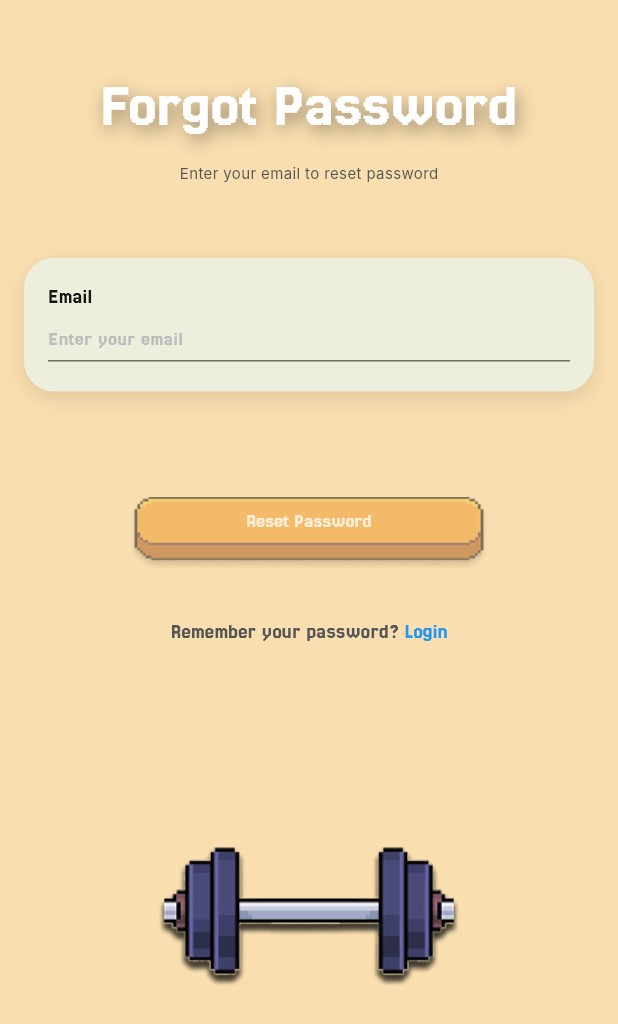
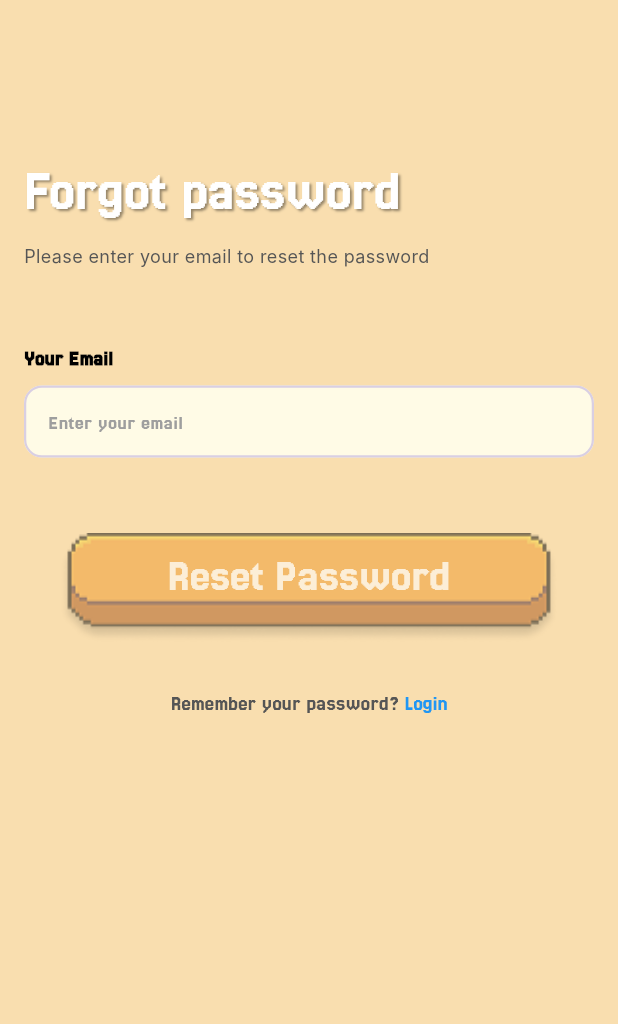
Before and after one commit to EdbertEL/MobileApp_GymSaga, a Flutter app: the ForgotPasswordPage screen opened directly, on a phone screen of 412 x 824 dp. Shown: the top 1024 px of the screen. Run offline on Flutter 3.47's test engine with Material 3 defaults, Android fonts, the phone set to English and light mode, and no system bars; our stand-ins replace loading_indicator; Roboto replaces fonts that are missing (Inter).

Commit message:
Update forgot password UI, add checkemailforcode page

```diff
--- a/gymsaga/lib/forgotpassword.dart
+++ b/gymsaga/lib/forgotpassword.dart
@@ -1,4 +1,5 @@
 import 'package:flutter/material.dart';
+import 'checkemailforcode.dart'; // Import the CheckEmailForCodePage
 
 class ForgotPasswordPage extends StatefulWidget {
   const ForgotPasswordPage({super.key});
@@ -35,93 +36,93 @@ class _ForgotPasswordPageState extends State<ForgotPasswordPage> {
       backgroundColor: const Color(0xFFF9DEAF),
       body: SafeArea(
         child: SingleChildScrollView(
-          child: Padding(
-            padding: const EdgeInsets.symmetric(horizontal: 16.0),
+          child: Container(
+            padding: const EdgeInsets.fromLTRB(16, 100, 16, 24),
+            width: double.infinity,
             child: Column(
-              mainAxisAlignment: MainAxisAlignment.center,
               crossAxisAlignment: CrossAxisAlignment.center,
               children: [
-                const SizedBox(height: 40),
-                // Forgot Password Text with styling matching Register page
-                const Text(
-                  'Forgot Password',
+                // Title and subtitle aligned to the left
+                Align(
+                  alignment: Alignment.centerLeft,
+                  child: Text(
+                    'Forgot password',
                     style: TextStyle(
                       fontFamily: 'Jersey25',
-                    fontSize: 42,
+                      fontSize: 38,
                       color: Colors.white,
                       shadows: [
                         Shadow(
-                        offset: Offset(2, 4),
-                        blurRadius: 15.0,
-                        color: Color.fromARGB(100, 0, 0, 0),
+                          offset:
+                              Offset(1.5, 1.5), // lebih kecil dari sebelumnya
+                          blurRadius: 1.5, // tambahin blur dikit
+                          color:
+                              Colors.black.withOpacity(0.4), // transparan dikit
                         ),
                       ],
                     ),
                   ),
+                ),
                 const SizedBox(height: 8),
-                // Subtitle with Inter font
-                const Text(
-                  'Enter your email to reset password',
+                Align(
+                  alignment: Alignment.centerLeft,
+                  child: Text(
+                    'Please enter your email to reset the password',
                     style: TextStyle(
                       fontFamily: 'Inter',
-                    fontSize: 10,
+                      fontSize: 12,
                       color: Color(0xFF555555),
                     ),
                   ),
+                ),
                 const SizedBox(height: 50),
-                // White Form Container
+
+                // Form container
                 Container(
                   width: 400,
-                  decoration: BoxDecoration(
-                    color: const Color.fromARGB(255, 237, 239, 220),
-                    borderRadius: BorderRadius.circular(20),
-                    boxShadow: [
-                      BoxShadow(
-                        color: Colors.black.withAlpha(25),
-                        blurRadius: 10,
-                        offset: const Offset(0, 5),
-                      ),
-                    ],
-                  ),
-                  padding: const EdgeInsets.all(16),
+                  // HAPUS background putih & boxShadow
+                  padding:
+                      const EdgeInsets.symmetric(horizontal: 0, vertical: 0),
                   child: Column(
                     crossAxisAlignment: CrossAxisAlignment.start,
                     children: [
-                      // Email Label
                       const Text(
-                        'Email',
+                        'Your Email',
                         style: TextStyle(
                           fontSize: 14,
-                          color: Color.fromRGBO(26, 21, 21, 1),
+                          fontWeight: FontWeight.bold,
+                          color: Colors.black,
                         ),
                       ),
-                      const SizedBox(height: 2),
-                      // Email TextField
-                      SizedBox(
-                        height: 35,
-                        child: TextField(
+                      const SizedBox(height: 8),
+                      TextField(
                         controller: _emailController,
-                          style: const TextStyle(fontSize: 13),
                         decoration: InputDecoration(
                           isDense: true,
-                            border: OutlineInputBorder(
-                              borderRadius: BorderRadius.circular(6),
-                              borderSide: BorderSide.none,
+                          filled: true,
+                          fillColor:
+                              const Color(0xFFFFFBE6), // warna dalam input
+                          hintText: 'Enter your email',
+                          hintStyle: TextStyle(
+                            color: Colors.grey.shade500,
+                            fontSize: 13,
                           ),
                           contentPadding: const EdgeInsets.symmetric(
-                              horizontal: 0,
-                              vertical: 6,
+                            horizontal: 12,
+                            vertical: 12,
                           ),
-                            enabledBorder: const UnderlineInputBorder(
-                              borderSide: BorderSide(color: Colors.black54),
+                          enabledBorder: OutlineInputBorder(
+                            borderRadius: BorderRadius.circular(12),
+                            borderSide: const BorderSide(
+                              color: Color(0xFFD9CFE3),
+                              width: 1.5,
                             ),
-                            focusedBorder: const UnderlineInputBorder(
-                              borderSide: BorderSide(color: Colors.black54),
                           ),
-                            hintText: 'Enter your email',
-                            hintStyle: TextStyle(
-                              color: Colors.grey.shade400,
-                              fontSize: 13,
+                          focusedBorder: OutlineInputBorder(
+                            borderRadius: BorderRadius.circular(12),
+                            borderSide: const BorderSide(
+                              color: Color(0xFFD9CFE3),
+                              width: 1.5,
                             ),
                           ),
                         ),
@@ -129,20 +130,29 @@ class _ForgotPasswordPageState extends State<ForgotPasswordPage> {
                     ],
                   ),
                 ),
-                const SizedBox(height: 70),
+
+                const SizedBox(height: 50),
+
                 // Reset Password Button
                 Center(
                   child: InkWell(
                     onTap: _isEmailFilled
                         ? () {
-                            // Handle password reset logic
+                            Navigator.push(
+                              context,
+                              MaterialPageRoute(
+                                builder: (context) => CheckEmailForCodePage(
+                                  email: _emailController.text,
+                                ),
+                              ),
+                            );
                           }
                         : null,
                     child: Opacity(
                       opacity: _isEmailFilled ? 1.0 : 0.5,
                       child: Container(
-                        height: 50,
-                        width: 240,
+                        height: 74,
+                        width: 332,
                         decoration: const BoxDecoration(
                           image: DecorationImage(
                             image: AssetImage(
@@ -156,8 +166,9 @@ class _ForgotPasswordPageState extends State<ForgotPasswordPage> {
                           child: const Text(
                             'Reset Password',
                             style: TextStyle(
+                              fontFamily: 'Jersey25',
                               color: Colors.white,
-                              fontSize: 13,
+                              fontSize: 30,
                             ),
                           ),
                         ),
@@ -165,7 +176,9 @@ class _ForgotPasswordPageState extends State<ForgotPasswordPage> {
                     ),
                   ),
                 ),
+
                 const SizedBox(height: 30),
+
                 // Back to Login
                 Row(
                   mainAxisAlignment: MainAxisAlignment.center,
@@ -179,7 +192,6 @@ class _ForgotPasswordPageState extends State<ForgotPasswordPage> {
                     ),
                     TextButton(
                       onPressed: () {
-                        // Handle navigation back to login
                         Navigator.pop(context);
                       },
                       style: TextButton.styleFrom(
@@ -197,14 +209,6 @@ class _ForgotPasswordPageState extends State<ForgotPasswordPage> {
                     ),
                   ],
                 ),
-                const SizedBox(height: 30),
-                // Dumbbell Image (same as Register page)
-                Image.asset(
-                  'assets/widgets/images/dumbell_image.png',
-                  height: 300,
-                  width: 300,
-                ),
-                const SizedBox(height: 20),
               ],
             ),
           ),
--- a/gymsaga/lib/loadingpage.dart
+++ b/gymsaga/lib/loadingpage.dart
@@ -1,8 +1,6 @@
 import 'dart:async';
 import 'package:flutter/material.dart';
 import 'package:loading_indicator/loading_indicator.dart';
-
-void main() => runApp(const MyApp());
 
 class MyApp extends StatelessWidget {
   const MyApp({super.key});
```
Also changed, not shown: gymsaga/lib/checkemailforcode.dart (added, +272 -0 lines). Lines whose indentation alone changed are shown as unchanged.
